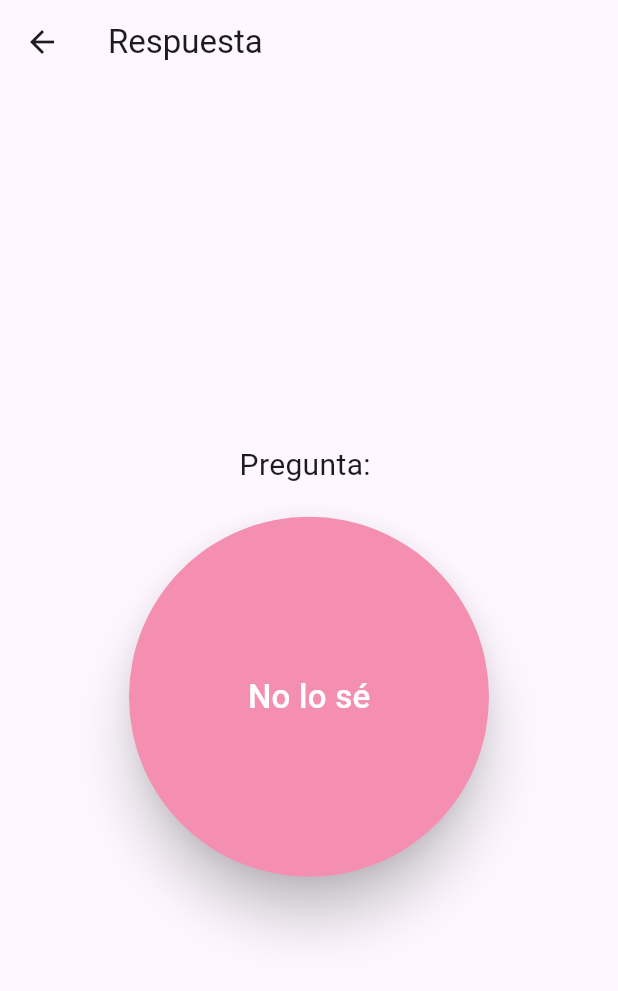
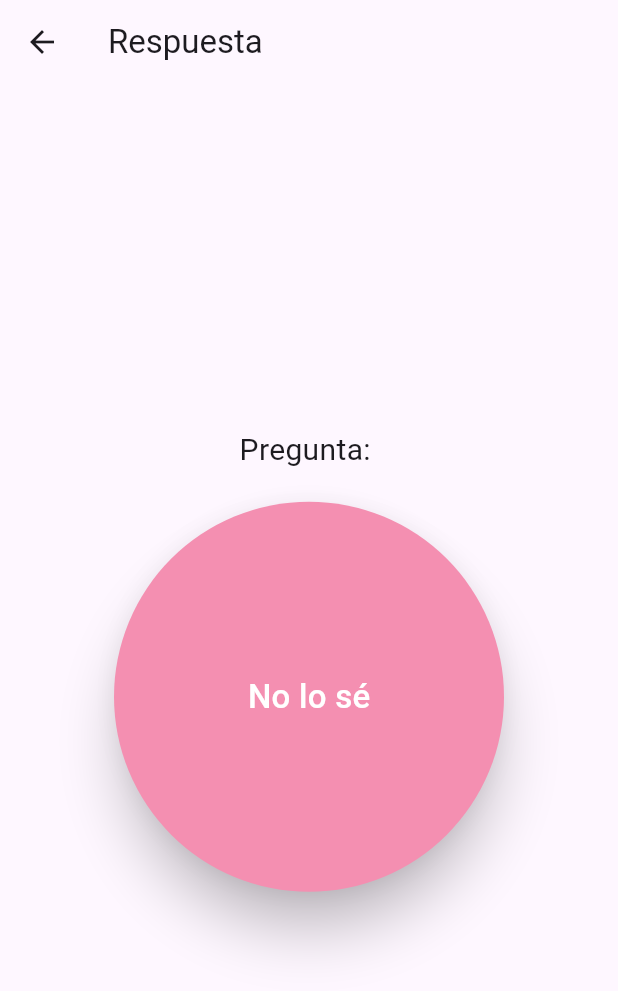
Before and after one commit to AlejandroArafi/App_bola_8, a Flutter app: the screen it shows after launch, after a tap on "preguntar", on a phone screen of 412 x 824 dp. Shown: the top 991 px of the screen. Run offline on Flutter 3.47's test engine with Material 3 defaults, Android fonts, the phone set to English and light mode, and no system bars; our stand-ins replace audioplayers, google_fonts, sensors_plus.

Commit message:
nevagacion 2da pantalla

```diff
--- a/lib/main.dart
+++ b/lib/main.dart
@@ -15,10 +15,30 @@ class MainApp extends StatelessWidget {
   Widget build(BuildContext context) {
     return MaterialApp(
       home: const HomeScreen(),
-      routes: {
-        '/respuesta': (context) => RespuestaScreen(
-              pregunta: ModalRoute.of(context)!.settings.arguments as String,
-            ),
+      onGenerateRoute: (settings) {
+        if (settings.name == '/respuesta') {
+          final String pregunta = settings.arguments as String;
+          return PageRouteBuilder(
+            pageBuilder: (context, animation, secondaryAnimation) =>
+                RespuestaScreen(pregunta: pregunta),
+            transitionsBuilder:
+                (context, animation, secondaryAnimation, child) {
+              const begin = Offset(1.0, 0.0);
+              const end = Offset.zero;
+              const curve = Curves.easeInOut;
+
+              var tween =
+                  Tween(begin: begin, end: end).chain(CurveTween(curve: curve));
+              var offsetAnimation = animation.drive(tween);
+
+              return SlideTransition(
+                position: offsetAnimation,
+                child: child,
+              );
+            },
+          );
+        }
+        return null;
       },
     );
   }
@@ -203,7 +223,7 @@ class _RespuestaScreenState extends State<RespuestaScreen>
                   elevation: 15.0,
                   color: Colors.transparent,
                   child: CircleAvatar(
-                    radius: 120,
+                    radius: 130,
                     backgroundColor: Colors.pink[200],
                     child: Padding(
                       padding: const EdgeInsets.all(16.0),
```
